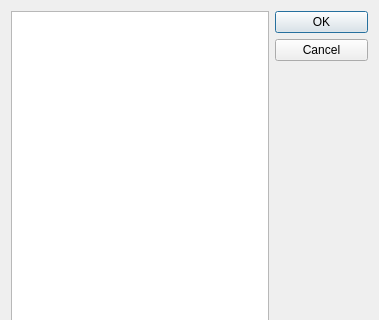
mohammadjavad78/AP_FinalProject, file searchtag.ui: the form before one commit; both pictures show x 0 to 379 and y 0 to 320 of the 379 by 663 pixel window.
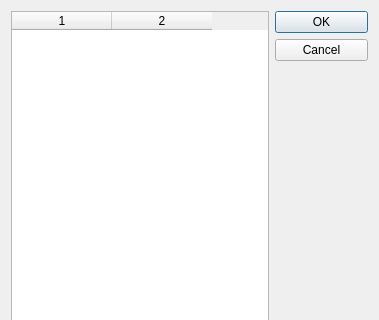
The form after the commit. Icons and pictures are not drawn.

Diff of the .ui file:
```diff
--- a/searchtag.ui
+++ b/searchtag.ui
@@ -83,7 +83,7 @@
         <number>2</number>
        </property>
        <attribute name="horizontalHeaderVisible">
-        <bool>false</bool>
+        <bool>true</bool>
        </attribute>
        <attribute name="verticalHeaderVisible">
         <bool>false</bool>
```
